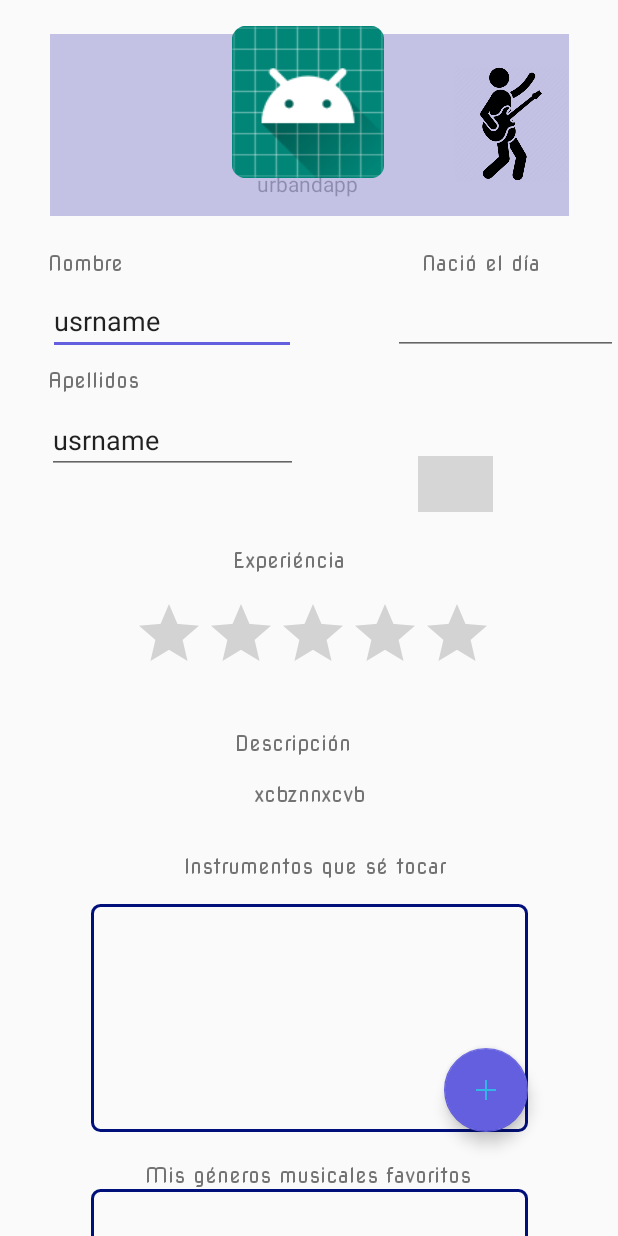
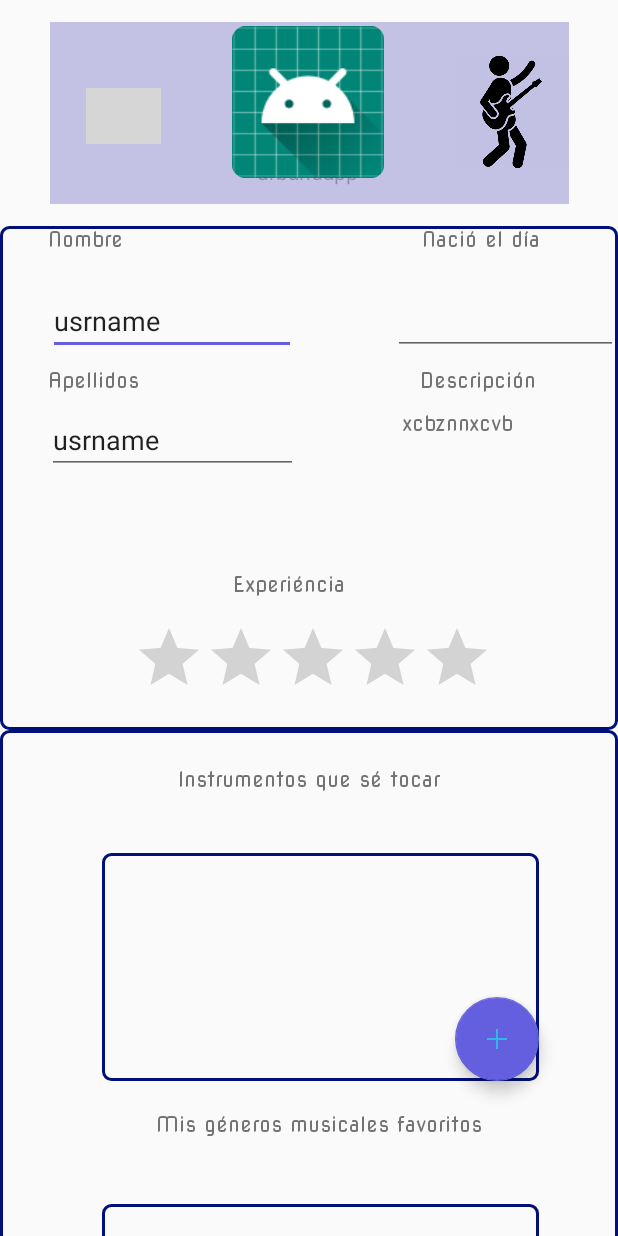
Before and after one commit to AntoniCarolMateo/urbandapp, an Android app: the layout activity_user_profile.xml on its own in the app's theme, with its tools: preview values and no code run, on a phone screen of 412 x 824 dp. Run offline under Robolectric (Android 15) with nearby library versions, the phone set to English and light mode, and no system bars; Roboto replaces fonts that are not available here; grey boxes are pictures that could not be loaded.

Commit message:
eady for videooo
Signed-off-by: Antoni Carol Mateo <tonicarolmateo@gmail.com>

```diff
--- a/app/src/main/java/cat/udl/urbandapp/App.java
+++ b/app/src/main/java/cat/udl/urbandapp/App.java
@@ -11,5 +11,3 @@ public class App extends Application {
         PreferencesProvider.init(this);
     }
 }
-
-//TODO
--- a/app/src/main/java/cat/udl/urbandapp/dialogs/DialogFirstTimeLogged.java
+++ b/app/src/main/java/cat/udl/urbandapp/dialogs/DialogFirstTimeLogged.java
@@ -47,8 +47,6 @@ public class DialogFirstTimeLogged extends DialogFragment implements LifecycleOw
 
             }
         });
-
-
         AlertDialog alertDialog = builder.setView(rootView)
                 .setCancelable(true)
                 .create();
--- a/app/src/main/java/cat/udl/urbandapp/dialogs/DialogMatchUser.java
+++ b/app/src/main/java/cat/udl/urbandapp/dialogs/DialogMatchUser.java
@@ -49,7 +49,6 @@ public class DialogMatchUser extends DialogFragment implements LifecycleOwner {
     @Override
     public Dialog onCreateDialog(Bundle savedInstanceState) {
         initView();
-        userMatch = new User();
         AlertDialog.Builder builder = new AlertDialog.Builder(getActivity());
         builder.setPositiveButton("Ver Perfil!", new DialogInterface.OnClickListener() {
             public void onClick(DialogInterface dialog, int id) {
@@ -63,20 +62,10 @@ public class DialogMatchUser extends DialogFragment implements LifecycleOwner {
         builder.setNegativeButton("Ver má tarde", new DialogInterface.OnClickListener() {
             @Override
             public void onClick(DialogInterface dialog, int which) {
-
+                dialog.cancel();
             }
         });
 
-        userViewModel.getMatch();
-        userViewModel.getResponseLiveDataMatch().observe(this, new Observer<User>() {
-            @Override
-            public void onChanged(User user) {
-                Toast.makeText(getContext(), "username :" + user.getUsername() +" gen_exp :" + user.getGen_exp(),Toast.LENGTH_SHORT).show();
-                userMatch = user;
-                username_match.setText(user.getUsername());
-                exp_match.setRating(user.getGen_exp());
-            }
-        });
 
         AlertDialog alertDialog = builder.setView(rootView)
                 .setCancelable(true)
@@ -92,5 +81,17 @@ public class DialogMatchUser extends DialogFragment implements LifecycleOwner {
         profile_photo_match = rootView.findViewById(R.id.imageView_match_);
         username_match = rootView.findViewById(R.id.textView_match_username);
         exp_match = rootView.findViewById(R.id.ratingBar_match_exp);
+
+        userMatch = new User();
+        userViewModel.getMatch();
+        userViewModel.getResponseLiveDataMatch().observe(this, new Observer<User>() {
+            @Override
+            public void onChanged(User user) {
+                Toast.makeText(getContext(), "username :" + user.getUsername() +" gen_exp :" + user.getGen_exp(),Toast.LENGTH_SHORT).show();
+                userMatch = user;
+                username_match.setText(user.getUsername());
+                exp_match.setRating(user.getGen_exp());
+            }
+        });
     }
 }
--- a/app/src/main/java/cat/udl/urbandapp/dialogs/DialogSetProfileStep1.java
+++ b/app/src/main/java/cat/udl/urbandapp/dialogs/DialogSetProfileStep1.java
@@ -77,7 +77,7 @@ public class DialogSetProfileStep1 extends DialogFragment implements View.OnClic
         builder.setPositiveButton("Next Step", new DialogInterface.OnClickListener() {
             @RequiresApi(api = Build.VERSION_CODES.O)
             public void onClick(DialogInterface dialog, int id) {
-                setProfileAttr();
+                setProfile();
                 DialogSetProfileStep2 step2 = new DialogSetProfileStep2();
                 step2.show(getParentFragmentManager(), "step 2");
             }
@@ -95,7 +95,7 @@ public class DialogSetProfileStep1 extends DialogFragment implements View.OnClic
     }
 
     @RequiresApi(api = Build.VERSION_CODES.O)
-    private void setProfileAttr() {
+    private void setProfile() {
         String _name = name.getText().toString();
         String _surname = surname.getText().toString();
         float _exp = generalExp.getRating();
--- a/app/src/main/java/cat/udl/urbandapp/recyclerview/GeneresAdapter.java
+++ b/app/src/main/java/cat/udl/urbandapp/recyclerview/GeneresAdapter.java
@@ -49,7 +49,7 @@ public class GeneresAdapter extends ListAdapter<MusicalGenere, GeneresAdapter.Ge
                 @Override
                 public void onClick(View v) {
                     AlertDialog.Builder dialog = new AlertDialog.Builder(holder.itemView.getContext());
-                    dialog.setMessage("¿Seguro que quere eliminar el instrumento : " + current_genere.getName() + "?");
+                    dialog.setMessage("¿Seguro que quere eliminar el género musical : " + current_genere.getName() + "?");
                     dialog.setCancelable(true);
                     dialog.setPositiveButton("Sí", new DialogInterface.OnClickListener() {
                         @Override
--- a/app/src/main/java/cat/udl/urbandapp/views/LoginActivity.java
+++ b/app/src/main/java/cat/udl/urbandapp/views/LoginActivity.java
@@ -56,7 +56,7 @@ public class LoginActivity extends CustomActivity {
             @Override
             public void onChanged(String s) {
                 mPreferences.edit().putString("token", s).apply();
-                Toast.makeText(LoginActivity.this, "Se ha iniciado sesión , token creado!", Toast.LENGTH_LONG).show();
+                Toast.makeText(LoginActivity.this, "¡Bienvenido a URBAND!", Toast.LENGTH_LONG).show();
                 goTo(DefaultActivity.class);
             }
         });
@@ -67,7 +67,12 @@ public class LoginActivity extends CustomActivity {
             public void onClick(View v) {
                 String _username = username.getText().toString();
                 String _password = password.getText().toString();
-                loginViewModel.createTokenUser(_username, _password);
+                if (_username.equals("") || _password.equals("")) {
+                    Toast.makeText(getApplicationContext(), "Rellena todos los campos.", Toast.LENGTH_SHORT).show();
+                }else{
+                    loginViewModel.createTokenUser(_username, _password);
+                }
+
             }
         });
     }
--- a/app/src/main/java/cat/udl/urbandapp/views/MusicoActivity.java
+++ b/app/src/main/java/cat/udl/urbandapp/views/MusicoActivity.java
@@ -53,21 +53,17 @@ public class MusicoActivity extends CustomActivity {
                 public void onChanged(final User s) {
                     if(s.isHasSubscribed()){
                         showInfo(s, extra_username);
-
                         subscribe_icom.setOnClickListener(new View.OnClickListener() {
                             @Override
                             public void onClick(View v) {
-
                                 userViewModel.removeSubscription(extra_username);
                             }
                         });
                     }
                     else{
-                        //enseñar menos info, y dar la opcion de subscribirse
                         emptyProfile();
-                        //desubscribe.setVisibility(View.GONE);
                         subscribe_icom.setImageResource(R.drawable.unsuscr);
-                        subscribe_text.setText("SUBSCRIBE TO THE USER");
+                        subscribe_text.setVisibility(View.INVISIBLE);
                         subscribe_icom.setOnClickListener(new View.OnClickListener() {
                             @Override
                             public void onClick(View v) {
@@ -86,12 +82,9 @@ public class MusicoActivity extends CustomActivity {
                     if(s){
                         Toast.makeText(MusicoActivity.this, "Suscrito con exito", Toast.LENGTH_LONG).show();
                         userViewModel.getUsersSubscribed(extra_username);
-
                     }
-
                     else{
                         Toast.makeText(MusicoActivity.this, "Error añadiendo suscripción.", Toast.LENGTH_LONG).show();
-
                     }
                 }
             });
@@ -117,8 +110,8 @@ public class MusicoActivity extends CustomActivity {
 
     private void showInfo(User s, final String extra_username) {
         subscribe_icom.setImageResource(R.drawable.suscr);
-        subscribe_text.setText("YOU ARE SUBSCRIBED");
-
+        subscribe_text.setVisibility(View.VISIBLE);
+        subscribe_text.setText("subscribed");
 
         if (s.getGenere() == "FEMALE") {
             genere.setImageResource(R.drawable.femaleicon);
--- a/app/src/main/res/layout/activity_musico.xml
+++ b/app/src/main/res/layout/activity_musico.xml
@@ -24,7 +24,7 @@
         android:layout_width="wrap_content"
         android:layout_height="wrap_content"
         android:layout_marginTop="4dp"
-        android:text="@string/desc_user"
+        android:text="Descripción"
         app:layout_constraintEnd_toEndOf="@+id/textView_descr_musico"
         app:layout_constraintStart_toStartOf="@+id/textView_descr_musico"
         app:layout_constraintTop_toTopOf="@+id/guideline17" />
--- a/app/src/main/res/layout/activity_user_profile.xml
+++ b/app/src/main/res/layout/activity_user_profile.xml
@@ -8,18 +8,19 @@
     <androidx.constraintlayout.widget.ConstraintLayout
         android:layout_width="match_parent"
         android:layout_height="match_parent"
-        android:minHeight="1300dp"
+        android:minHeight="1000dp"
         tools:context=".views.UserProfileActivity">
 
         <androidx.recyclerview.widget.RecyclerView
             android:id="@+id/recyclerView_instruments"
             android:layout_width="291dp"
             android:layout_height="152dp"
-            android:layout_marginTop="52dp"
+            android:layout_marginTop="40dp"
             android:background="@drawable/border_recycler_view"
             app:layout_constraintEnd_toEndOf="parent"
+            app:layout_constraintHorizontal_bias="0.566"
             app:layout_constraintStart_toStartOf="parent"
-            app:layout_constraintTop_toBottomOf="@+id/textView_desc" />
+            app:layout_constraintTop_toBottomOf="@+id/textView24" />
 
         <androidx.constraintlayout.widget.Guideline
             android:id="@+id/guideline8"
@@ -30,14 +31,14 @@
 
         <TextView
             android:id="@+id/textView_desc"
-            android:layout_width="261dp"
-            android:layout_height="30dp"
-            android:layout_marginTop="16dp"
+            android:layout_width="215dp"
+            android:layout_height="81dp"
             android:fontFamily="@font/nova_square"
             android:text="@string/desc_user"
             android:textAlignment="center"
+            app:layout_constraintBottom_toTopOf="@+id/guideline24"
             app:layout_constraintEnd_toEndOf="parent"
-            app:layout_constraintStart_toStartOf="parent"
+            app:layout_constraintStart_toStartOf="@+id/guideline7"
             app:layout_constraintTop_toBottomOf="@+id/textView23" />
 
         <TextView
@@ -96,7 +97,7 @@
             android:layout_width="wrap_content"
             android:layout_height="wrap_content"
             android:orientation="horizontal"
-            app:layout_constraintGuide_begin="167dp" />
+            app:layout_constraintGuide_begin="151dp" />
 
         <ImageView
             android:id="@+id/profile_photo"
@@ -114,8 +115,10 @@
             android:id="@+id/recyclerView_generes_profile"
             android:layout_width="291dp"
             android:layout_height="158dp"
+            android:layout_marginTop="44dp"
             android:background="@drawable/border_recycler_view"
             app:layout_constraintEnd_toEndOf="parent"
+            app:layout_constraintHorizontal_bias="0.566"
             app:layout_constraintStart_toStartOf="parent"
             app:layout_constraintTop_toBottomOf="@+id/textView25" />
 
@@ -131,25 +134,26 @@
             android:layout_width="wrap_content"
             android:layout_height="wrap_content"
             android:clickable="true"
+            android:focusable="true"
             app:layout_constraintBottom_toBottomOf="@+id/recyclerView_instruments"
             app:layout_constraintEnd_toEndOf="@+id/recyclerView_instruments"
-            app:srcCompat="@drawable/ic_action_add"
-            android:focusable="true" />
+            app:srcCompat="@drawable/ic_action_add" />
 
         <com.google.android.material.floatingactionbutton.FloatingActionButton
             android:id="@+id/floating_add_genre"
             android:layout_width="wrap_content"
             android:layout_height="wrap_content"
             android:clickable="true"
+            android:focusable="true"
             app:layout_constraintBottom_toBottomOf="@+id/recyclerView_generes_profile"
             app:layout_constraintEnd_toEndOf="@+id/recyclerView_generes_profile"
-            app:srcCompat="@android:drawable/ic_input_add"
-            android:focusable="true" />
+            app:srcCompat="@android:drawable/ic_input_add" />
 
         <TextView
             android:id="@+id/textView20"
             android:layout_width="wrap_content"
             android:layout_height="wrap_content"
+            android:layout_marginTop="16dp"
             android:fontFamily="@font/nova_square"
             android:text="@string/experi_ncia"
             app:layout_constraintEnd_toEndOf="@+id/ratingBar_general_exp"
@@ -183,6 +187,7 @@
             android:layout_height="40dp"
             android:layout_marginBottom="8dp"
             android:autofillHints=""
+            android:editable="false"
             android:ems="10"
             android:inputType="textPersonName"
             android:text="@string/usrname_defaultAct"
@@ -196,6 +201,7 @@
             android:layout_height="41dp"
             android:layout_marginTop="12dp"
             android:autofillHints=""
+            android:editable="false"
             android:ems="10"
             android:inputType="textPersonName"
             android:text="@string/usrname_defaultAct"
@@ -208,6 +214,8 @@
             android:id="@+id/textView_date"
             android:layout_width="150dp"
             android:layout_height="44dp"
+            android:autofillHints=""
+            android:editable="false"
             android:ems="10"
             android:inputType="date"
             app:layout_constraintBottom_toBottomOf="@+id/textView_name"
@@ -216,7 +224,6 @@
             app:layout_constraintStart_toStartOf="@+id/guideline7"
             app:layout_constraintTop_toBottomOf="@+id/textView26"
             app:layout_constraintVertical_bias="1.0"
-            android:autofillHints=""
             tools:ignore="LabelFor" />
 
         <TextView
@@ -226,21 +233,21 @@
             android:fontFamily="@font/nova_square"
             android:text="@string/descripci_n"
             app:layout_constraintEnd_toEndOf="@+id/textView_desc"
-            app:layout_constraintHorizontal_bias="0.443"
+            app:layout_constraintHorizontal_bias="0.6"
             app:layout_constraintStart_toStartOf="@+id/textView_desc"
-            app:layout_constraintTop_toTopOf="@+id/guideline8" />
+            app:layout_constraintTop_toTopOf="@+id/guideline25" />
 
         <TextView
             android:id="@+id/textView24"
             android:layout_width="wrap_content"
             android:layout_height="wrap_content"
-            android:layout_marginBottom="16dp"
+            android:layout_marginTop="24dp"
             android:fontFamily="@font/nova_square"
             android:text="@string/instrumentos_que_s_tocar"
-            app:layout_constraintBottom_toTopOf="@+id/recyclerView_instruments"
             app:layout_constraintEnd_toEndOf="@+id/recyclerView_instruments"
-            app:layout_constraintHorizontal_bias="0.533"
-            app:layout_constraintStart_toStartOf="@+id/recyclerView_instruments" />
+            app:layout_constraintHorizontal_bias="0.433"
+            app:layout_constraintStart_toStartOf="@+id/recyclerView_instruments"
+            app:layout_constraintTop_toTopOf="@+id/guideline8" />
 
         <TextView
             android:id="@+id/textView25"
@@ -277,13 +284,11 @@
             android:id="@+id/icon_genre"
             android:layout_width="50dp"
             android:layout_height="37dp"
-            android:layout_marginTop="36dp"
+            android:layout_marginStart="24dp"
+            android:layout_marginTop="44dp"
             android:contentDescription="@string/icono_sexo_per_fil"
-            app:layout_constraintBottom_toTopOf="@+id/guideline24"
-            app:layout_constraintEnd_toEndOf="parent"
-            app:layout_constraintHorizontal_bias="0.49"
-            app:layout_constraintStart_toStartOf="@+id/guideline7"
-            app:layout_constraintTop_toTopOf="@+id/guideline25"
+            app:layout_constraintStart_toStartOf="@+id/view"
+            app:layout_constraintTop_toTopOf="@+id/view"
             app:srcCompat="@drawable/ic_audiotrack_light" />
 
         <ImageView
@@ -295,5 +300,25 @@
             app:layout_constraintEnd_toEndOf="@+id/view"
             app:layout_constraintTop_toTopOf="@+id/view"
             app:srcCompat="@drawable/musician" />
+
+        <View
+            android:id="@+id/view2"
+            android:layout_width="0dp"
+            android:layout_height="0dp"
+            android:background="@drawable/border_recycler_view"
+            app:layout_constraintBottom_toTopOf="@+id/guideline8"
+            app:layout_constraintEnd_toEndOf="parent"
+            app:layout_constraintStart_toStartOf="parent"
+            app:layout_constraintTop_toTopOf="@+id/guideline6" />
+
+        <View
+            android:id="@+id/view4"
+            android:layout_width="0dp"
+            android:layout_height="0dp"
+            android:background="@drawable/border_recycler_view"
+            app:layout_constraintBottom_toBottomOf="parent"
+            app:layout_constraintEnd_toEndOf="parent"
+            app:layout_constraintStart_toStartOf="parent"
+            app:layout_constraintTop_toTopOf="@+id/guideline8" />
     </androidx.constraintlayout.widget.ConstraintLayout>
 </androidx.core.widget.NestedScrollView>
```
Also changed, not shown: app/src/main/res/drawable/suscr.png, app/src/main/res/drawable/unsuscr.png.
